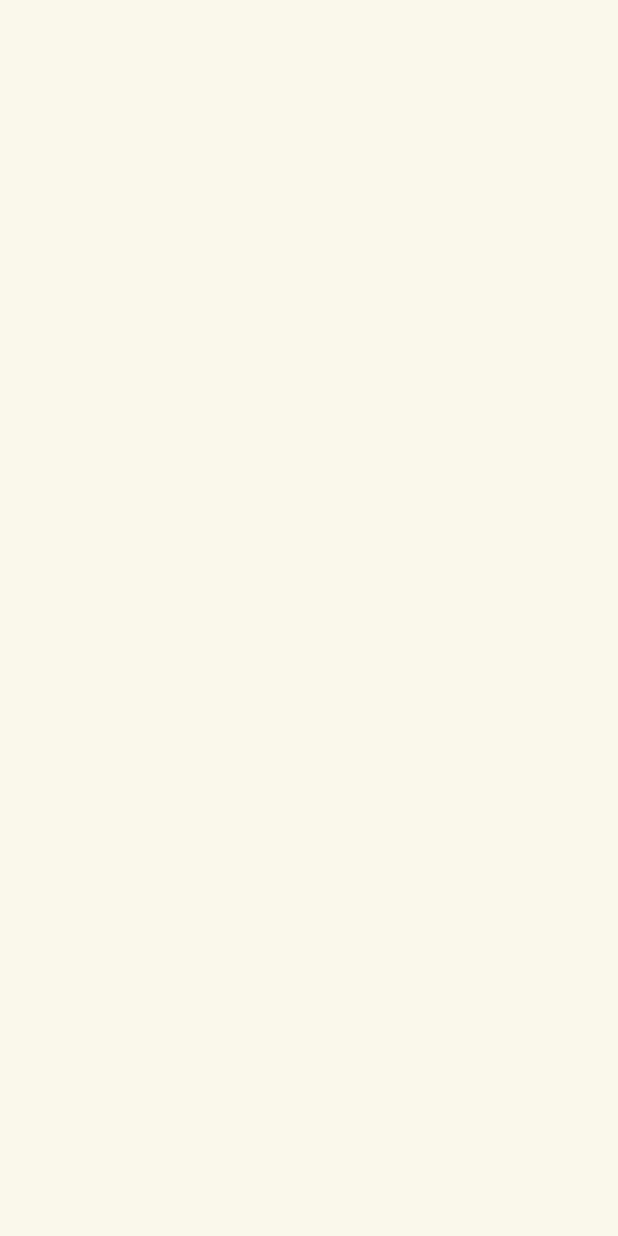
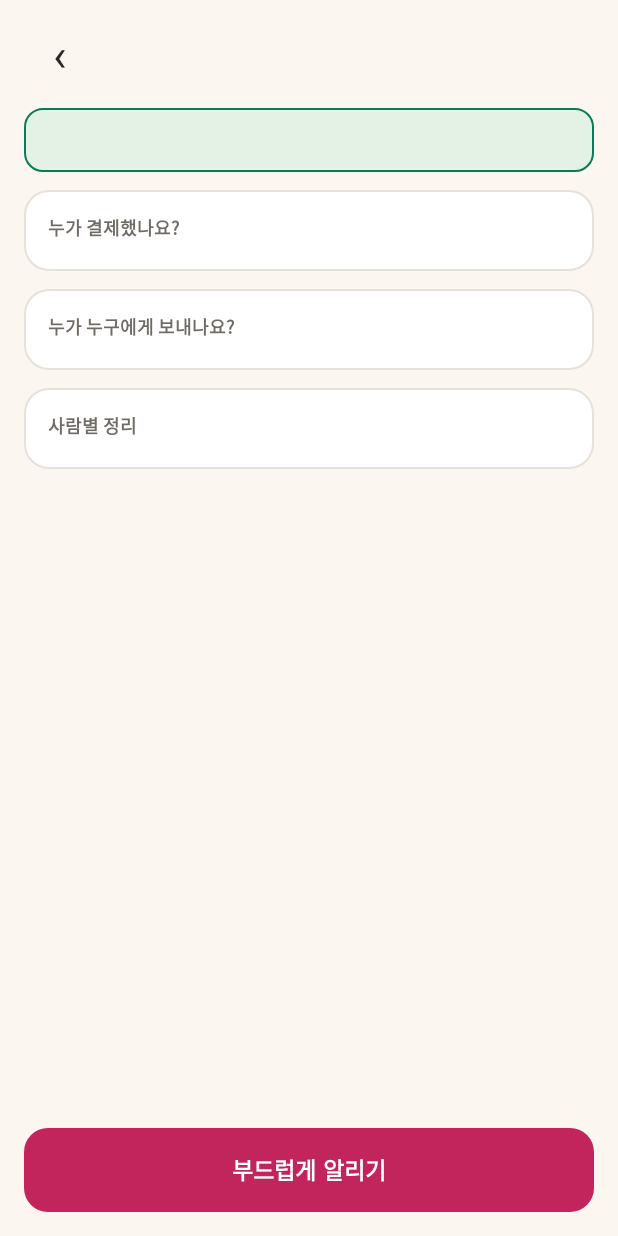
Before and after one commit to HoPhuKhang/Split, an Android app: the ResultActivity screen opened directly, with no data from a screen before it, on a phone screen of 412 x 824 dp. Before the commit the screen is empty. Run offline under Robolectric (Android 15) with nearby library versions, the phone set to English and light mode, and no system bars; 1 statement that could not run was skipped.

Commit message:
style: 정산 결과 화면 (activity_result)

```diff
--- a/app/src/main/res/layout/activity_result.xml
+++ b/app/src/main/res/layout/activity_result.xml
@@ -1,10 +1,106 @@
 <?xml version="1.0" encoding="utf-8"?>
-<androidx.constraintlayout.widget.ConstraintLayout xmlns:android="http://schemas.android.com/apk/res/android"
-    xmlns:app="http://schemas.android.com/apk/res-auto"
+<LinearLayout xmlns:android="http://schemas.android.com/apk/res/android"
     xmlns:tools="http://schemas.android.com/tools"
-    android:id="@+id/main"
+    android:id="@+id/root"
     android:layout_width="match_parent"
     android:layout_height="match_parent"
-    tools:context=".ResultActivity">
+    android:background="@color/paper"
+    android:orientation="vertical"
+    android:paddingStart="16dp"
+    android:paddingTop="8dp"
+    android:paddingEnd="16dp"
+    android:paddingBottom="16dp">
 
-</androidx.constraintlayout.widget.ConstraintLayout>
+    <include layout="@layout/view_top_bar" />
+
+    <ScrollView
+        android:layout_width="match_parent"
+        android:layout_height="0dp"
+        android:layout_weight="1"
+        android:layout_marginTop="8dp">
+
+        <LinearLayout
+            android:layout_width="match_parent"
+            android:layout_height="wrap_content"
+            android:orientation="vertical">
+
+            <TextView
+                android:id="@+id/text_summary"
+                style="@style/Split.Hint"
+                android:layout_width="match_parent"
+                android:layout_height="wrap_content"
+                tools:text="송금 횟수 최소화 · 서로 주고받으면 최대 3번이지만, 2번만 보내면 끝나요." />
+
+            <LinearLayout
+                style="@style/Split.Card"
+                android:layout_width="match_parent"
+                android:layout_height="wrap_content"
+                android:layout_marginTop="12dp"
+                android:orientation="vertical">
+
+                <TextView
+                    style="@style/Split.Label"
+                    android:layout_width="wrap_content"
+                    android:layout_height="wrap_content"
+                    android:text="누가 결제했나요?" />
+
+                <LinearLayout
+                    android:id="@+id/list_paid"
+                    android:layout_width="match_parent"
+                    android:layout_height="wrap_content"
+                    android:layout_marginTop="4dp"
+                    android:orientation="vertical" />
+            </LinearLayout>
+
+            <LinearLayout
+                style="@style/Split.Card"
+                android:layout_width="match_parent"
+                android:layout_height="wrap_content"
+                android:layout_marginTop="12dp"
+                android:orientation="vertical">
+
+                <TextView
+                    style="@style/Split.Label"
+                    android:layout_width="wrap_content"
+                    android:layout_height="wrap_content"
+                    android:text="누가 누구에게 보내나요?" />
+
+                <LinearLayout
+                    android:id="@+id/list_transfers"
+                    android:layout_width="match_parent"
+                    android:layout_height="wrap_content"
+                    android:layout_marginTop="4dp"
+                    android:orientation="vertical" />
+            </LinearLayout>
+
+            <LinearLayout
+                style="@style/Split.Card"
+                android:layout_width="match_parent"
+                android:layout_height="wrap_content"
+                android:layout_marginTop="12dp"
+                android:orientation="vertical">
+
+                <TextView
+                    style="@style/Split.Label"
+                    android:layout_width="wrap_content"
+                    android:layout_height="wrap_content"
+                    android:text="사람별 정리" />
+
+                <LinearLayout
+                    android:id="@+id/list_people"
+                    android:layout_width="match_parent"
+                    android:layout_height="wrap_content"
+                    android:layout_marginTop="4dp"
+                    android:orientation="vertical" />
+            </LinearLayout>
+        </LinearLayout>
+    </ScrollView>
+
+    <Button
+        android:id="@+id/btn_nudge"
+        style="@style/Split.Button.Berry"
+        android:layout_width="match_parent"
+        android:layout_height="wrap_content"
+        android:layout_marginTop="12dp"
+        android:text="부드럽게 알리기" />
+</LinearLayout>
```
